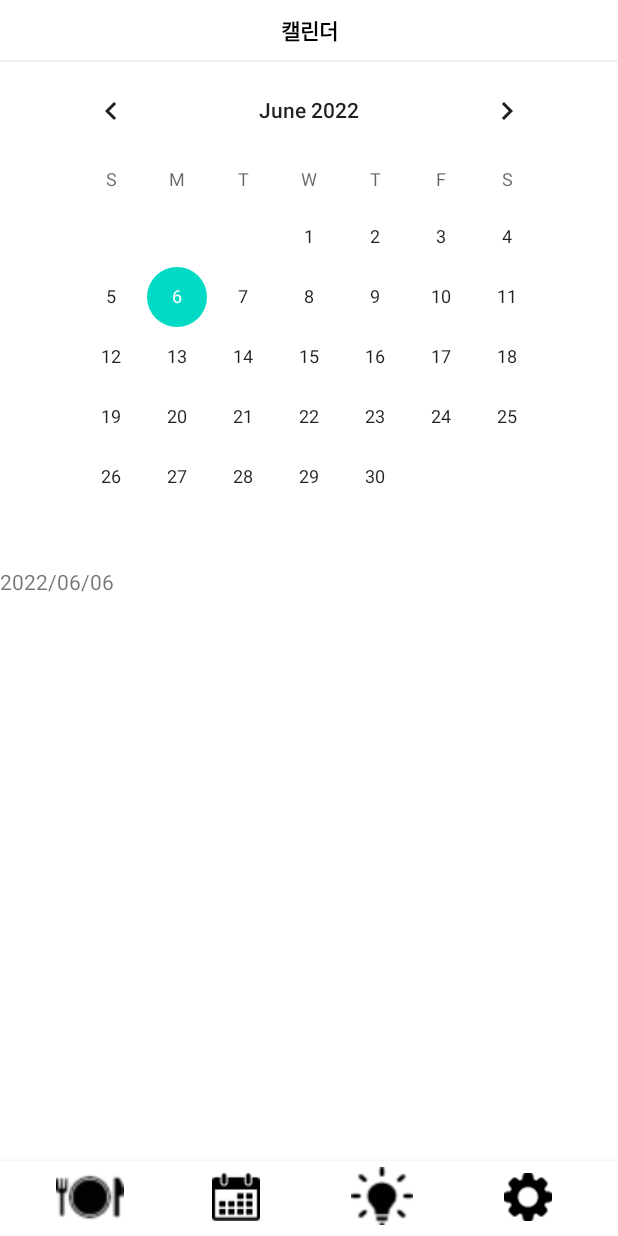
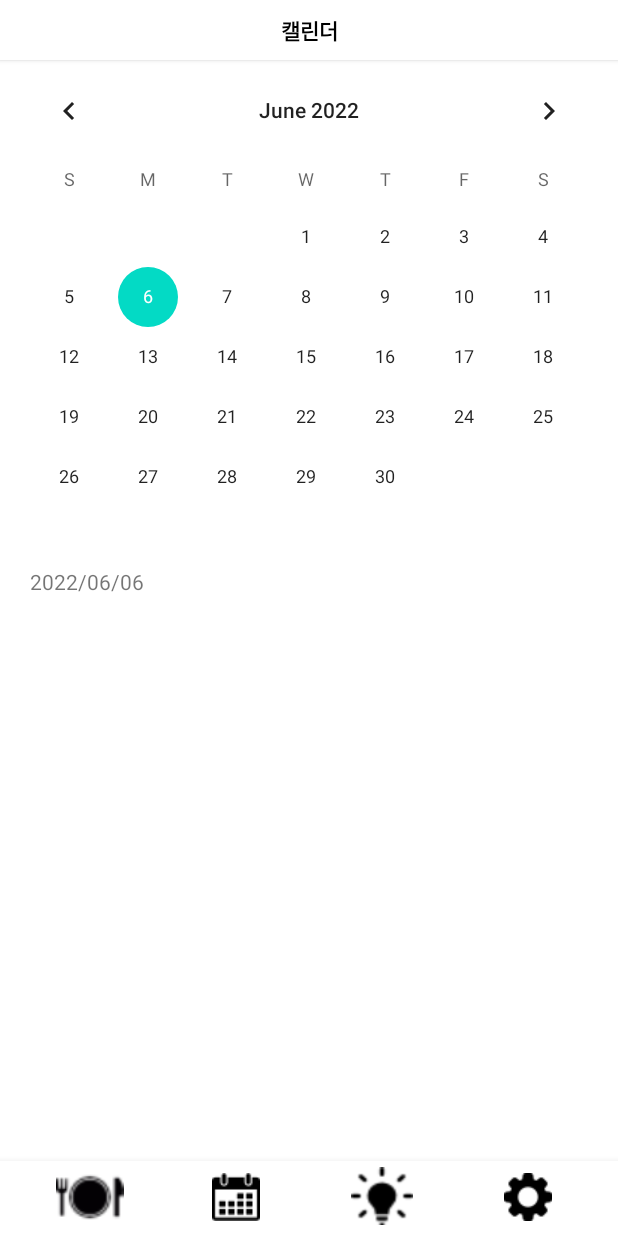
Before and after one commit to GRU0925/Diet, an Android app: the screen it shows after launch once a user with an empty profile is signed in (MainActivity), after a tap on an icon or button, on a phone screen of 412 x 824 dp. Run offline under Robolectric (Android 15) with nearby library versions, the phone set to English and light mode, and no system bars; our stand-ins replace Firebase (no records; nobody signed in at launch, a user with empty details on screens opened directly); 9 statements that could not run were skipped.

Commit message:
06/06 복구2

```diff
--- a/app/src/main/java/com/example/diet_master/FragmentCalender.java
+++ b/app/src/main/java/com/example/diet_master/FragmentCalender.java
@@ -80,7 +80,7 @@ public class FragmentCalender extends Fragment {
         showDate();
 
         uid = auth.getInstance().getUid();
-
+        dbReference = FirebaseDatabase.getInstance().getReference();
 
         calendarView.setOnDateChangeListener(new CalendarView.OnDateChangeListener()
         {
@@ -92,13 +92,6 @@ public class FragmentCalender extends Fragment {
             }
         });
 
-        dbReference = FirebaseDatabase.getInstance().getReference();
-
-
-        //lThreemeal = rootView.findViewById(R.id.Linear_root);
-
-
-        showDateInfo();
 
 
         return rootView;
@@ -112,26 +105,6 @@ public class FragmentCalender extends Fragment {
     }
 
 
-    // DailyInfo(일일섭취 칼로리, 3대영양소 표시)
-    public void showDateInfo() {
-        // Today date
-        dateFormat4DB = new SimpleDateFormat("yyMMdd");
-        dbDate = dateFormat4DB.format(date);
-        Log.d(TAG, "dataFormat : " + dbDate);
-
-        dbReference.child("FoodInfo").child(uid).child(dbDate).addValueEventListener(new ValueEventListener() {
-            @Override
-            public void onDataChange(@NonNull DataSnapshot dataSnapshot) {
-                dInfo = dataSnapshot.getValue(DailyInfo.class);
-
-            }
-
-            @Override
-            public void onCancelled(@NonNull DatabaseError error) {
-
-            }
-        });
-    }
 
     public void addFoodInfo() {
 
--- a/app/src/main/java/com/example/diet_master/FragmentMain.java
+++ b/app/src/main/java/com/example/diet_master/FragmentMain.java
@@ -1,8 +1,8 @@
 package com.example.diet_master;
+
 import android.content.Context;
 import android.net.Uri;
 import android.os.Bundle;
-import android.text.Layout;
 import android.util.Log;
 import android.view.LayoutInflater;
 import android.view.View;
@@ -16,13 +16,10 @@ import android.widget.Toast;
 import androidx.annotation.NonNull;
 import androidx.annotation.Nullable;
 import androidx.fragment.app.Fragment;
-import androidx.fragment.app.FragmentManager;
 
 import com.bumptech.glide.Glide;
-import com.google.android.gms.tasks.OnCompleteListener;
 import com.google.android.gms.tasks.OnFailureListener;
 import com.google.android.gms.tasks.OnSuccessListener;
-import com.google.android.gms.tasks.Task;
 import com.google.firebase.auth.FirebaseAuth;
 import com.google.firebase.auth.FirebaseUser;
 import com.google.firebase.database.DataSnapshot;
@@ -34,11 +31,8 @@ import com.google.firebase.storage.FirebaseStorage;
 import com.google.firebase.storage.StorageReference;
 
 import java.text.SimpleDateFormat;
-import java.util.ArrayList;
 import java.util.Date;
 import java.util.HashMap;
-import java.util.Map;
-import java.util.Objects;
 
 public class FragmentMain extends Fragment {
 
@@ -80,10 +74,16 @@ public class FragmentMain extends Fragment {
     FirebaseStorage storage = FirebaseStorage.getInstance();
     StorageReference storageRef = storage.getReference();
 
+    @Override
+    public void onAttach(@NonNull Context context) {
+        super.onAttach(context);
+        Log.d(TAG, "======= onAttach");
+    }
 
     @Override
     public void onCreate(@Nullable Bundle savedInstanceState) {
         super.onCreate(savedInstanceState);
+        Log.d(TAG, "======= onCreate");
     }
 
     @Override
@@ -91,6 +91,7 @@ public class FragmentMain extends Fragment {
 
         rootView = inflater.inflate(R.layout.fragment_main, container, false);
 
+        Log.d(TAG, "======= onCreateView");
 
         // DailyInfo
         tvMyCal = rootView.findViewById(R.id.TV_myCal);
@@ -134,6 +135,13 @@ public class FragmentMain extends Fragment {
         return rootView;
     }
 
+    public void FragmentMain() {}
+
+    @Override
+    public void onDetach() {
+        super.onDetach();
+        Log.d(TAG, "======= Detach");
+    }
 
     // Date 표시
     public void showDate() {
--- a/app/src/main/java/com/example/diet_master/MainActivity.java
+++ b/app/src/main/java/com/example/diet_master/MainActivity.java
@@ -41,10 +41,14 @@ public class MainActivity extends AppCompatActivity {
         setContentView(R.layout.activity_main);
 
         // Fragment
+        manager = getSupportFragmentManager();
+
         fragmentMain = new FragmentMain();
         fragmentCalender = new FragmentCalender();
         fragmentTip = new FragmentTip();
         fragmentSetting = new FragmentSetting();
+
+        manager.beginTransaction().replace(R.id.fmLayout, fragmentMain).commit();
 
         // Toolbar
         toolbar = (Toolbar)findViewById(R.id.toolbar);
@@ -98,28 +102,28 @@ public class MainActivity extends AppCompatActivity {
 
 
     public void callFragmentMain() {
-        getSupportFragmentManager().beginTransaction().replace(R.id.fmLayout, fragmentMain).commit();
+        manager.beginTransaction().replace(R.id.fmLayout, fragmentMain).commit();
         btnmanager.setVisibility(View.VISIBLE);
         toolbar.setVisibility(View.VISIBLE);
         tvTitle.setText("일일 정보");
     }
 
     public void callFragmentCalender() {
-        getSupportFragmentManager().beginTransaction().replace(R.id.fmLayout, fragmentCalender).commit();
+        manager.beginTransaction().replace(R.id.fmLayout, fragmentCalender).commit();
         btnmanager.setVisibility(View.INVISIBLE);
         toolbar.setVisibility(View.VISIBLE);
         tvTitle.setText("캘린더");
     }
 
     public void callFragmentTip() {
-        getSupportFragmentManager().beginTransaction().replace(R.id.fmLayout, fragmentTip).commit();
+        manager.beginTransaction().replace(R.id.fmLayout, fragmentTip).commit();
         btnmanager.setVisibility(View.INVISIBLE);
         toolbar.setVisibility(View.VISIBLE);
         tvTitle.setText("팁");
     }
 
     public void callFragmentSetting() {
-        getSupportFragmentManager().beginTransaction().replace(R.id.fmLayout, fragmentSetting).commit();
+        manager.beginTransaction().replace(R.id.fmLayout, fragmentSetting).commit();
         btnmanager.setVisibility(View.INVISIBLE);
         toolbar.setVisibility(View.GONE);
     }
--- a/app/src/main/res/layout/activity_main.xml
+++ b/app/src/main/res/layout/activity_main.xml
@@ -35,13 +35,6 @@
         android:layout_height="match_parent"
         android:layout_weight="1">
 
-        <fragment
-            android:id="@+id/fragment"
-            android:name="com.example.diet_master.FragmentMain"
-            android:layout_width="match_parent"
-            android:layout_height="match_parent"
-            android:layout_weight="1" />
-
         <ImageButton
             android:id="@+id/btnmanager"
             android:layout_width="wrap_content"
@@ -52,14 +45,6 @@
             android:background="@android:color/transparent"
             android:padding="7dp"
             android:src="@drawable/camera" />
-
-        <!--        <ImageButton
-                    android:id="@+id/btnmanager"
-                    android:layout_width="59dp"
-                    android:layout_height="59dp"
-                    android:layout_gravity="bottom|right"
-                    android:src="@drawable/plus" />
-        -->
     </FrameLayout>
 
     <com.google.android.material.bottomnavigation.BottomNavigationView
--- a/app/src/main/res/layout/add_threemeal.xml
+++ b/app/src/main/res/layout/add_threemeal.xml
@@ -15,7 +15,6 @@
         android:layout_margin="5dp"
         android:background="#4183C8"
         android:paddingLeft="5dp"
-        android:text="TextView"
         android:textColor="@color/white"
         android:textSize="20sp"
         android:textStyle="bold" />
--- a/app/src/main/res/layout/fragment_calender.xml
+++ b/app/src/main/res/layout/fragment_calender.xml
@@ -12,9 +12,9 @@
 
         <CalendarView
             android:id="@+id/calendarView"
-            android:layout_gravity="center"
-            android:layout_width="wrap_content"
-            android:layout_height="wrap_content" />
+            android:layout_width="match_parent"
+            android:layout_height="wrap_content"
+            android:layout_gravity="center" />
 
         <ScrollView
             android:id="@+id/scrollView2"
@@ -30,6 +30,7 @@
                     android:id="@+id/TV_Date"
                     android:layout_width="wrap_content"
                     android:layout_height="wrap_content"
+                    android:layout_marginLeft="20dp"
                     android:text="TextView" />
 
                 <LinearLayout
```
